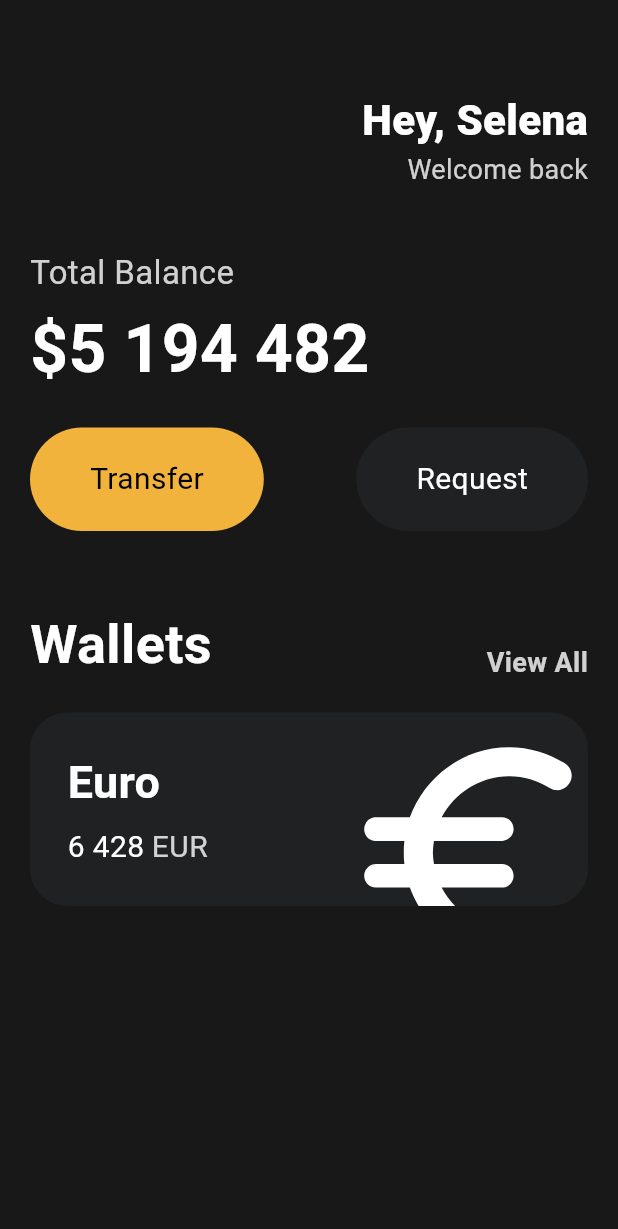
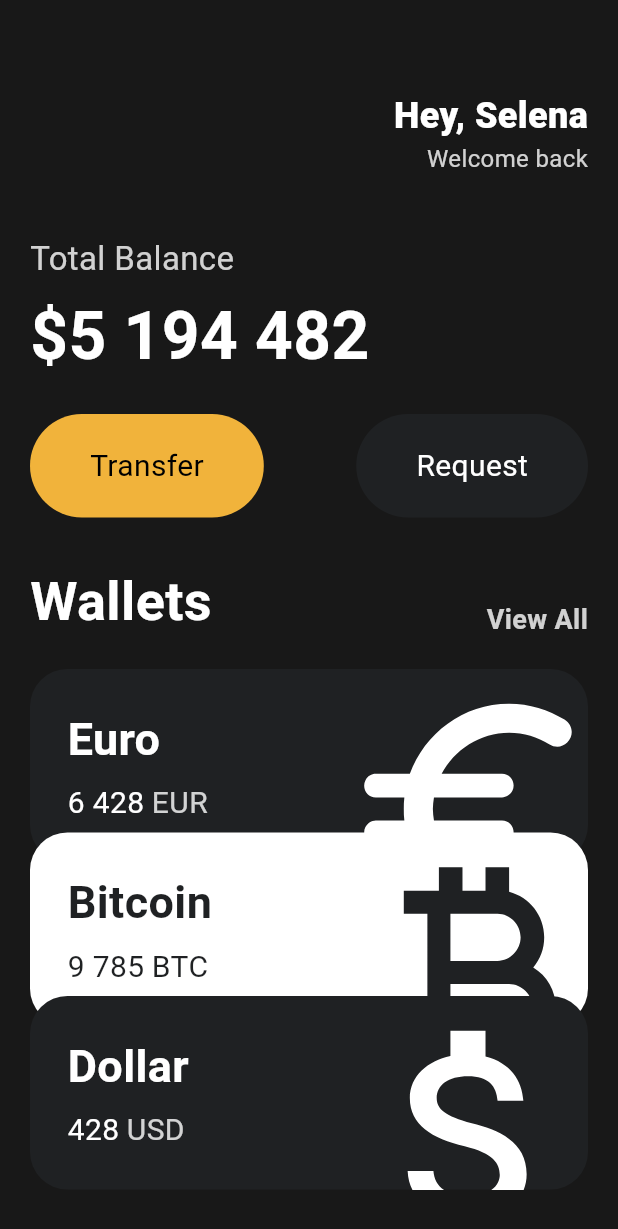
Before and after one commit to juneyoung-jo/toonflix, a Flutter app: the screen it shows after launch, on a phone screen of 412 x 824 dp. Shown: the top 1229 px of the screen. Run offline on Flutter 3.47's test engine with Material 3 defaults, Android fonts, the phone set to English and light mode, and no system bars.

Commit message:
feat: 3-8 Reusable Cards

```diff
--- a/lib/main.dart
+++ b/lib/main.dart
@@ -1,5 +1,6 @@
 import 'package:flutter/material.dart';
 import 'package:toonflix/widget/button.dart';
+import 'package:toonflix/widget/currency_card.dart';
 
 void main() {
   runApp(const App());
@@ -13,7 +14,8 @@ class App extends StatelessWidget {
     return MaterialApp(
       home: Scaffold(
           backgroundColor: const Color(0xFF181818),
-          body: Padding(
+          body: SingleChildScrollView(
+            child: Padding(
               padding: const EdgeInsets.symmetric(
                 horizontal: 20,
               ),
@@ -33,7 +35,7 @@ class App extends StatelessWidget {
                             'Hey, Selena',
                             style: TextStyle(
                               color: Colors.white,
-                            fontSize: 28,
+                              fontSize: 24,
                               fontWeight: FontWeight.w800,
                             ),
                           ),
@@ -41,7 +43,7 @@ class App extends StatelessWidget {
                             'Welcome back',
                             style: TextStyle(
                               color: Colors.white.withOpacity(0.8),
-                            fontSize: 18,
+                              fontSize: 16,
                             ),
                           ),
                         ],
@@ -88,7 +90,7 @@ class App extends StatelessWidget {
                     ],
                   ),
                   const SizedBox(
-                  height: 50,
+                    height: 30,
                   ),
                   Row(
                     crossAxisAlignment: CrossAxisAlignment.end,
@@ -115,69 +117,35 @@ class App extends StatelessWidget {
                   const SizedBox(
                     height: 20,
                   ),
-                Container(
-                  clipBehavior: Clip.hardEdge,
-                  decoration: BoxDecoration(
-                      color: const Color(0xFF1F2123),
-                      borderRadius: BorderRadius.circular(25)),
-                  child: Padding(
-                    padding: const EdgeInsets.all(25),
-                    child: Row(
-                      mainAxisAlignment: MainAxisAlignment.spaceBetween,
-                      children: [
-                        Column(
-                          crossAxisAlignment: CrossAxisAlignment.start,
-                          children: [
-                            const Text(
-                              'Euro',
-                              style: TextStyle(
-                                color: Colors.white,
-                                fontSize: 30,
-                                fontWeight: FontWeight.w600,
+                  const CurrencyCard(
+                    name: 'Euro',
+                    code: 'EUR',
+                    amount: '6 428',
+                    icon: Icons.euro_rounded,
+                    isInverted: false,
+                  ),
+                  Transform.translate(
+                    offset: const Offset(0, -20),
+                    child: const CurrencyCard(
+                      name: 'Bitcoin',
+                      code: 'BTC',
+                      amount: '9 785',
+                      icon: Icons.currency_bitcoin,
+                      isInverted: true,
                     ),
                   ),
-                            const SizedBox(
-                              height: 7,
-                            ),
-                            Row(
-                              children: [
-                                const Text(
-                                  '6 428',
-                                  style: TextStyle(
-                                    color: Colors.white,
-                                    fontSize: 20,
-                                  ),
-                                ),
-                                const SizedBox(
-                                  width: 5,
-                                ),
-                                Text(
-                                  'EUR',
-                                  style: TextStyle(
-                                    color: Colors.white.withOpacity(0.8),
-                                    fontSize: 20,
+                  Transform.translate(
+                    offset: const Offset(0, -40),
+                    child: const CurrencyCard(
+                      name: 'Dollar',
+                      code: 'USD',
+                      amount: '428',
+                      icon: Icons.attach_money_outlined,
+                      isInverted: false,
                     ),
                   ),
                 ],
               ),
-                          ],
-                        ),
-                        Transform.scale(
-                          scale: 2.4,
-                          child: Transform.translate(
-                            offset: const Offset(-5, 12),
-                            child: const Icon(
-                              Icons.euro_rounded,
-                              color: Colors.white,
-                              size: 78,
-                            ),
-                          ),
-                        )
-                      ],
-                    ),
-                  ),
-                ),
-              ],
             ),
           )),
     );
--- /dev/null
+++ b/lib/widget/currency_card.dart
@@ -0,0 +1,86 @@
+import 'package:flutter/material.dart';
+
+class CurrencyCard extends StatelessWidget {
+  final String name, code, amount;
+  final IconData icon;
+  final bool isInverted;
+
+  final _blackColor = const Color(0xFF1F2123);
+
+  const CurrencyCard({
+    super.key,
+    required this.name,
+    required this.code,
+    required this.amount,
+    required this.icon,
+    required this.isInverted,
+  });
+
+  @override
+  Widget build(BuildContext context) {
+    return Container(
+      clipBehavior: Clip.hardEdge,
+      decoration: BoxDecoration(
+          color: isInverted ? Colors.white : _blackColor,
+          borderRadius: BorderRadius.circular(25)),
+      child: Padding(
+        padding: const EdgeInsets.all(25),
+        child: Row(
+          mainAxisAlignment: MainAxisAlignment.spaceBetween,
+          children: [
+            Column(
+              crossAxisAlignment: CrossAxisAlignment.start,
+              children: [
+                Text(
+                  name,
+                  style: TextStyle(
+                    color: isInverted ? _blackColor : Colors.white,
+                    fontSize: 30,
+                    fontWeight: FontWeight.w600,
+                  ),
+                ),
+                const SizedBox(
+                  height: 7,
+                ),
+                Row(
+                  children: [
+                    Text(
+                      amount,
+                      style: TextStyle(
+                        color: isInverted ? _blackColor : Colors.white,
+                        fontSize: 20,
+                      ),
+                    ),
+                    const SizedBox(
+                      width: 5,
+                    ),
+                    Text(
+                      code,
+                      style: TextStyle(
+                        color: isInverted
+                            ? _blackColor
+                            : Colors.white.withOpacity(0.8),
+                        fontSize: 20,
+                      ),
+                    ),
+                  ],
+                ),
+              ],
+            ),
+            Transform.scale(
+              scale: 2.4,
+              child: Transform.translate(
+                offset: const Offset(-5, 12),
+                child: Icon(
+                  icon,
+                  color: isInverted ? _blackColor : Colors.white,
+                  size: 78,
+                ),
+              ),
+            )
+          ],
+        ),
+      ),
+    );
+  }
+}
```
Lines whose indentation alone changed are shown as unchanged.
